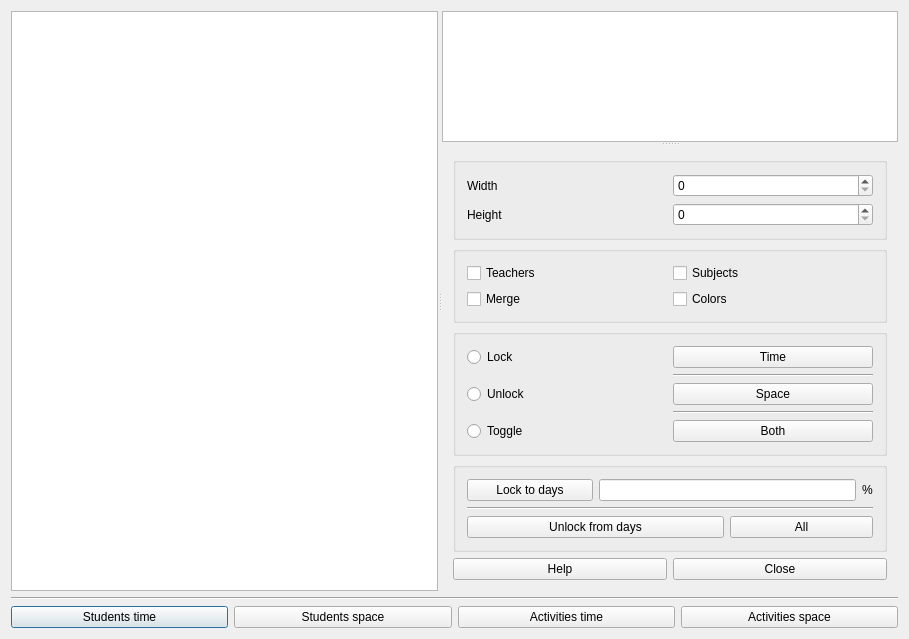
Qt form fet/src/interface/timetableviewstudentstimehorizontalform_template.ui (vonmecheln/fet) before a commit.
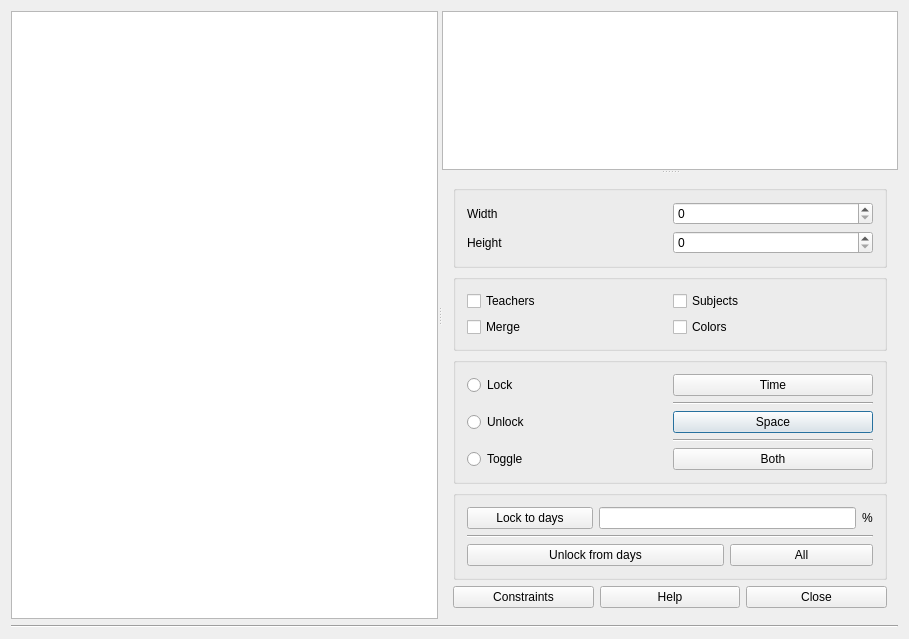
The same form after that commit.

What changed in the file:
```diff
--- a/fet/src/interface/timetableviewstudentstimehorizontalform_template.ui
+++ b/fet/src/interface/timetableviewstudentstimehorizontalform_template.ui
@@ -14,37 +14,12 @@
    <string extracomment="Title of dialog to view the students timetable">View students time horizontal timetable</string>
   </property>
   <layout class="QGridLayout" name="gridLayout_5">
-   <item row="2" column="0">
-    <layout class="QHBoxLayout" name="horizontalLayout_6">
-     <item>
-      <widget class="QPushButton" name="studentsTimePushButton">
-       <property name="text">
-        <string comment="View/edit the selected students sets' time constraints">Students time</string>
-       </property>
-      </widget>
-     </item>
-     <item>
-      <widget class="QPushButton" name="studentsSpacePushButton">
-       <property name="text">
-        <string comment="View/edit the selected students sets' space constraints">Students space</string>
-       </property>
-      </widget>
-     </item>
-     <item>
-      <widget class="QPushButton" name="activitiesTimePushButton">
-       <property name="text">
-        <string comment="View/edit the selected activities' time constraints">Activities time</string>
-       </property>
-      </widget>
-     </item>
-     <item>
-      <widget class="QPushButton" name="activitiesSpacePushButton">
-       <property name="text">
-        <string comment="View/edit the selected activities' space constraints">Activities space</string>
-       </property>
-      </widget>
-     </item>
-    </layout>
+   <item row="1" column="0">
+    <widget class="Line" name="line_3">
+     <property name="orientation">
+      <enum>Qt::Horizontal</enum>
+     </property>
+    </widget>
    </item>
    <item row="0" column="0">
     <widget class="QSplitter" name="horizontalSplitter">
@@ -260,6 +235,13 @@
         </item>
         <item>
          <layout class="QHBoxLayout" name="horizontalLayout_2">
+          <item>
+           <widget class="QPushButton" name="constraintsPushButton">
+            <property name="text">
+             <string>Constraints</string>
+            </property>
+           </widget>
+          </item>
           <item>
            <widget class="QPushButton" name="helpPushButton">
             <property name="text">
```
Left out of the diff: 7 changed lines with no effect on the pictures.
